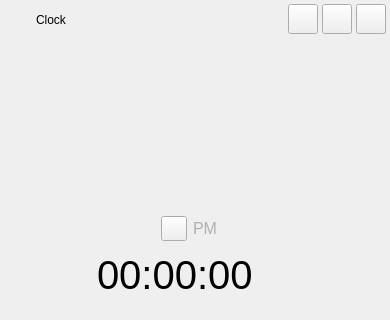
ukui/ukui-sidebar, file src/plugins/ukui-clock/clock.ui: the form before one commit; both pictures show x 0 to 390 and y 0 to 320 of the 390 by 580 pixel window.
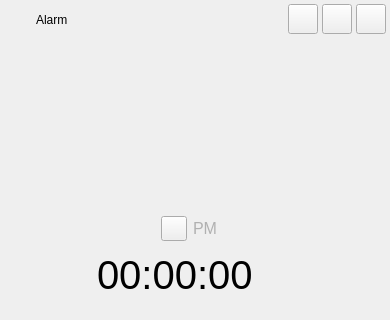
The form after the commit. Icons and pictures are not drawn. Custom widgets are drawn as their Qt base class.

Commit message:
fix(ukui-clock): 将闹钟名称统一改为Alarm
Description: 稍微整理为统一的宏

Log: 无

Patch:
```diff
--- a/src/plugins/ukui-clock/clock.ui
+++ b/src/plugins/ukui-clock/clock.ui
@@ -734,7 +734,7 @@
     </rect>
    </property>
    <property name="text">
-    <string>Clock</string>
+    <string>Alarm</string>
    </property>
   </widget>
   <widget class="QLabel" name="label_2">
```
Left out of the diff: 2 changed lines with no effect on the pictures. The commit also changes 9 other files.
